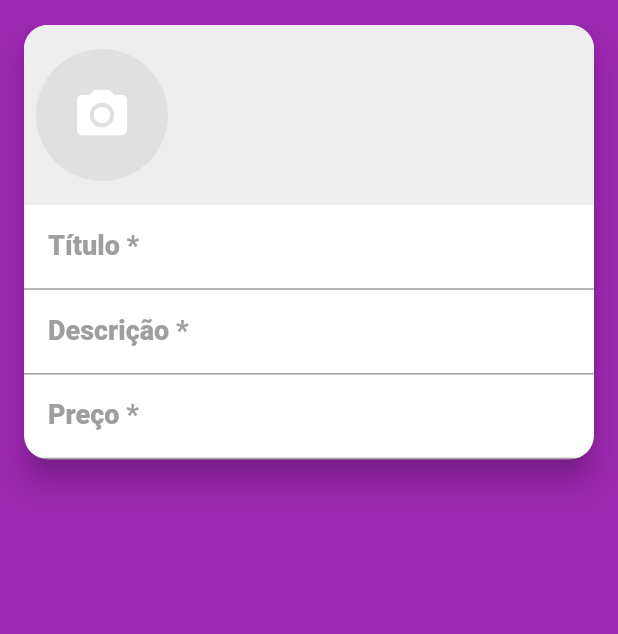
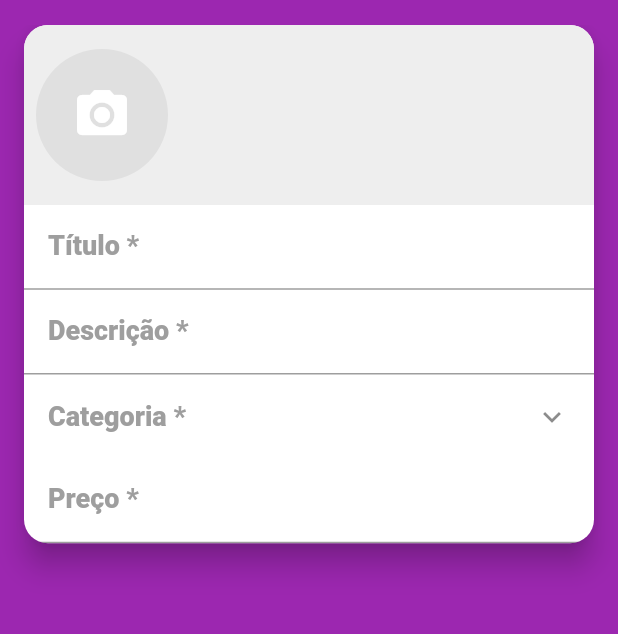
Before and after one commit to thiagohmelo/flutter, a Flutter app: the screen it shows after launch, swiped to page 2, on a phone screen of 412 x 824 dp, the part 59-693 px from its top. Run offline on Flutter 3.47's test engine with Material 2 defaults, Android fonts, the phone set to English and light mode, and no system bars; our stand-ins replace audioplayers, brasil_fields, carousel_pro, cloud_firestore, firebase_auth, firebase_storage and 14 more; missing offline and left inert: bloc_pattern, dart:ffi, flutter_youtube, validadores; accounts and stored records are empty; generated files the repository leaves out were written again; network calls fail; statements that could not run were skipped.

Commit message:
campo categoria

```diff
--- a/xlo_mobx/lib/repositories/table_keys.dart
+++ b/xlo_mobx/lib/repositories/table_keys.dart
@@ -4,3 +4,6 @@
 const keyUserPhone = 'phone';
 const keyUserType = 'type';
 const keyUserCreatedAt = 'createdAt';
+
+const keyCategorieTable = "Categories";
+const keyCategorieDescription = "description";
--- a/xlo_mobx/lib/repositories/user_repository.dart
+++ b/xlo_mobx/lib/repositories/user_repository.dart
@@ -1,4 +1,4 @@
-import 'package:parse_server_sdk/parse_server_sdk.dart';
+import 'package:parse_server_sdk_flutter/parse_server_sdk.dart';
 import 'package:xlo_mobx/models/user.dart';
 import 'package:xlo_mobx/repositories/parse_errors.dart';
 import 'package:xlo_mobx/repositories/table_keys.dart';
--- /dev/null
+++ b/xlo_mobx/lib/screens/create/components/category_field.dart
@@ -0,0 +1,55 @@
+import 'package:flutter/material.dart';
+import 'package:flutter_mobx/flutter_mobx.dart';
+import 'package:xlo_mobx/screens/category/category_screen.dart';
+import 'package:xlo_mobx/stores/create_store.dart';
+
+class CategoryField extends StatelessWidget {
+  CategoryField(this.createStore);
+  final CreateStore createStore;
+  @override
+  Widget build(BuildContext context) {
+    return Observer(builder: (_) {
+      return ListTile(
+        title: createStore.category == null
+            ? Text(
+                "Categoria *",
+                style: TextStyle(
+                  fontWeight: FontWeight.w800,
+                  color: Colors.grey,
+                  fontSize: 18,
+                ),
+              )
+            : Text(
+                "Categoria *",
+                style: TextStyle(
+                  fontWeight: FontWeight.w700,
+                  color: Colors.grey,
+                  fontSize: 14,
+                ),
+              ),
+        trailing: Icon(Icons.keyboard_arrow_down),
+        subtitle: createStore.category == null
+            ? null
+            : Text(
+                createStore.category.description,
+                style: TextStyle(
+                  color: Colors.black,
+                  fontSize: 17,
+                ),
+              ),
+        onTap: () async {
+          final category = await showDialog(
+            context: context,
+            builder: (_) => CategoryScreen(
+              showAll: false,
+              selected: createStore.category,
+            ),
+          );
+          if (category != null) {
+            createStore.setCategory(category);
+          }
+        },
+      );
+    });
+  }
+}
--- a/xlo_mobx/lib/screens/create/create_screen.dart
+++ b/xlo_mobx/lib/screens/create/create_screen.dart
@@ -4,6 +4,7 @@
 import 'package:xlo_mobx/components/custom_drawer/custom_drawer.dart';
 import 'package:xlo_mobx/stores/create_store.dart';
 
+import 'components/category_field.dart';
 import 'components/images_field.dart';
 
 class CreateScreen extends StatelessWidget {
@@ -49,6 +50,7 @@
               ),
               maxLines: null,
             ),
+            CategoryField(createStore),
             TextFormField(
               decoration: InputDecoration(
                 labelText: 'Preço *',
@@ -58,7 +60,7 @@
               ),
               keyboardType: TextInputType.number,
               inputFormatters: [
-                WhitelistingTextInputFormatter.digitsOnly,
+                FilteringTextInputFormatter.digitsOnly,
                 RealInputFormatter(centavos: true),
               ],
             ),
--- a/xlo_mobx/lib/screens/signup/signup_screen.dart
+++ b/xlo_mobx/lib/screens/signup/signup_screen.dart
@@ -93,7 +93,7 @@
                         ),
                         keyboardType: TextInputType.phone,
                         inputFormatters: [
-                          WhitelistingTextInputFormatter.digitsOnly,
+                          FilteringTextInputFormatter.digitsOnly,
                           TelefoneInputFormatter()
                         ],
                         onChanged: signupStore.setPhone,
```
Also changed, not shown: xlo_mobx/lib/main.dart (+10 -9 lines), xlo_mobx/lib/models/category.dart (added, +18 -0 lines), xlo_mobx/lib/repositories/category_repository.dart (added, +19 -0 lines), xlo_mobx/lib/screens/category/category_screen.dart (added, +81 -0 lines), xlo_mobx/lib/stores/category_store.dart (added, +40 -0 lines), xlo_mobx/lib/stores/create_store.dart (+7 -0 lines), xlo_mobx/pubspec.yaml (+5 -5 lines), xlo_mobx/lib/stores/category_store.g.dart (added), xlo_mobx/lib/stores/create_store.g.dart.
